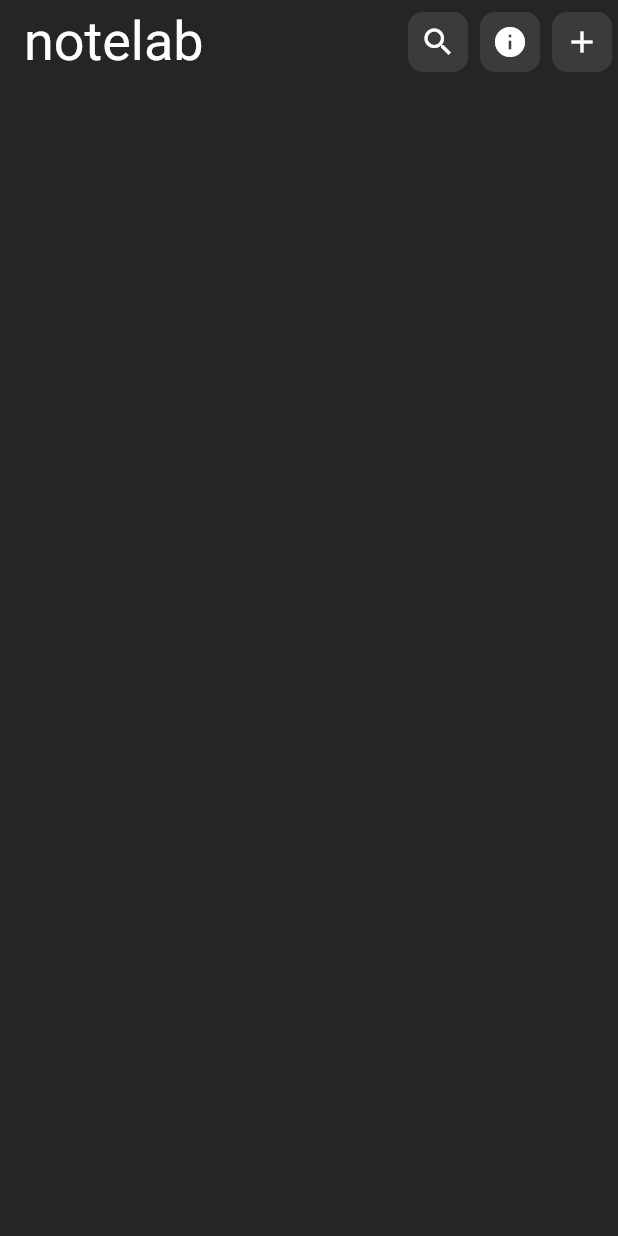
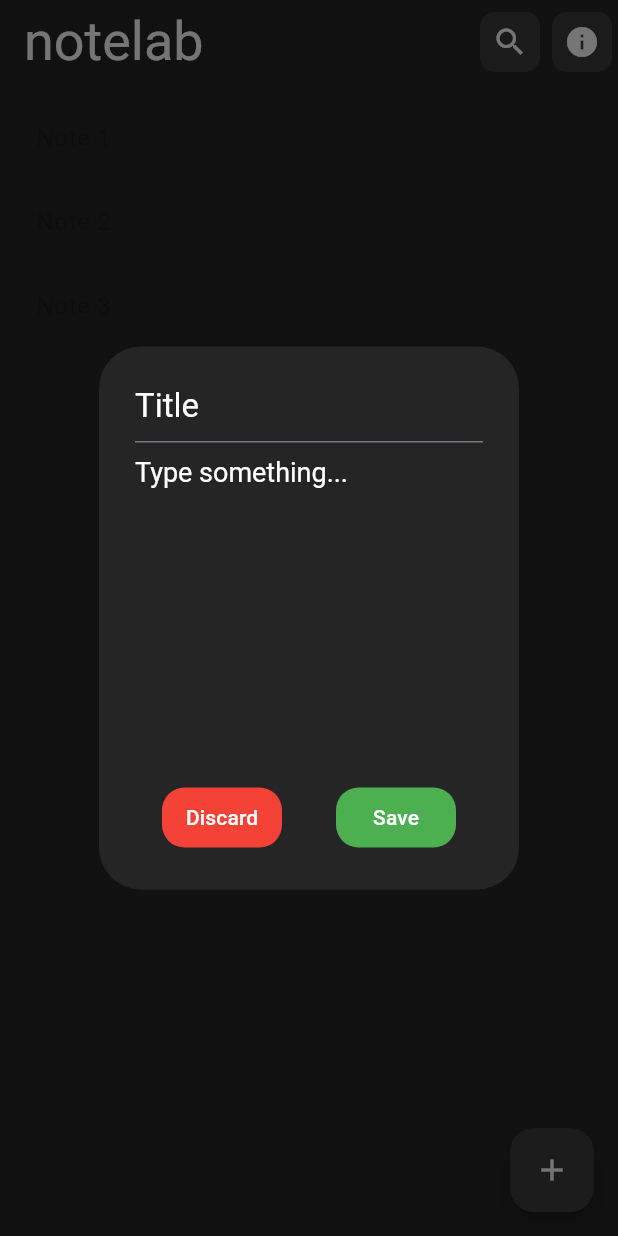
Before and after one commit to huseyinkazanc/note, a Flutter app: the screen it shows after launch, after a tap on the "add" icon, on a phone screen of 412 x 824 dp. Run offline on Flutter 3.47's test engine with Material 3 defaults, Android fonts, the phone set to English and light mode, and no system bars.

Commit message:
added alertdialog and some features

```diff
--- a/lib/features/note_colors.dart
+++ b/lib/features/note_colors.dart
@@ -4,4 +4,7 @@ class NoteColors {
   static Color darkBgColor = const Color.fromARGB(255, 37, 37, 37);
   static Color dark3bColor = const Color.fromARGB(255, 59, 59, 59);
   static Color whiteColor = Colors.white;
+  static Color greyColor = Colors.grey;
+  static Color greenColor = Colors.green;
+  static Color redColor = Colors.red;
 }
--- a/lib/features/note_font.dart
+++ b/lib/features/note_font.dart
@@ -1,3 +1,5 @@
+import 'package:flutter/material.dart';
+
 class NoteFont {
   static double fontSizeSixteen = 16;
   static double fontSizeEighteen = 18;
@@ -5,4 +7,5 @@ class NoteFont {
   static double fontSizeTwentyFour = 24;
   static double fontSizeThirty = 30;
   static double fontSizeThirtySix = 36;
+  static FontWeight fontWeightBold = FontWeight.bold;
 }
--- a/lib/features/note_strings.dart
+++ b/lib/features/note_strings.dart
@@ -1,4 +1,8 @@
 class NoteStrings {
   static const String appTitle = 'notelab';
   static const String appDescription = 'A simple note app';
+  static const String appAlrtDlgTitlHnt = 'Title';
+  static const String appAlrtDlgSbjHnt = 'Type something...';
+  static const String appAlrtBtnSvTxt = 'Save';
+  static const String appAlrtBtnDcTxt = 'Discard';
 }
--- a/lib/screens/note_main_page.dart
+++ b/lib/screens/note_main_page.dart
@@ -3,6 +3,7 @@ import 'package:note/features/note_colors.dart';
 import 'package:note/features/note_font.dart';
 import 'package:note/features/note_strings.dart';
 import 'package:note/widgets/note_widget_iconbutton.dart';
+import 'package:note/widgets/note_widget_popUp.dart';
 
 class NoteMainPage extends StatefulWidget {
   const NoteMainPage({super.key});
@@ -12,17 +13,25 @@ class NoteMainPage extends StatefulWidget {
 }
 
 class _NoteMainPageState extends State<NoteMainPage> {
-  List<Widget> noteList = [];
+  List<String> noteList = ["Note 1", "Note 2", "Note 3"];
 
-  void _onPressed() {
+  /*void _onPressed() {
     setState(() {
       noteList.add(const Padding(
-        padding: EdgeInsets.all(8.0),
-        child: Card(
-          child: Text("This is your note area"),
+        padding: EdgeInsets.all(2.0),
+        child: SizedBox(
+          height: 100,
+          child: NoteWidgetPopUp(),
         ),
       ));
     });
+  }*/
+
+  void _AlertDialogPressed() {
+    showDialog(
+      context: context,
+      builder: (context) => const NoteWidgetPopUp(),
+    );
   }
 
   @override
@@ -40,18 +49,30 @@ class _NoteMainPageState extends State<NoteMainPage> {
         actions: [
           NoteWidgetIconButton(iconButton: Icons.search, onPressed: () {}),
           NoteWidgetIconButton(iconButton: Icons.info, onPressed: () {}),
-          NoteWidgetIconButton(
-              iconButton: Icons.add,
-              onPressed: () {
-                _onPressed();
-              }),
         ],
         backgroundColor: NoteColors.darkBgColor,
       ),
-      body: Center(
-        child: ListView(
-          children: noteList,
-        ) /* NoteWidgetGridView()*/,
+      body: Padding(
+        padding: const EdgeInsets.all(8),
+        child: Center(
+          child: ListView.builder(
+            itemCount: noteList.length,
+            itemBuilder: (context, index) {
+              return ListTile(
+                title: Text(noteList[index]),
+              );
+            },
+          ),
+          /* NoteWidgetGridView()*/
+        ),
+      ),
+      floatingActionButton: FloatingActionButton(
+        backgroundColor: NoteColors.dark3bColor,
+        foregroundColor: NoteColors.whiteColor,
+        child: const Icon(Icons.add),
+        onPressed: () {
+          _AlertDialogPressed();
+        },
       ),
     );
   }
--- a/lib/widgets/note_widget_iconbutton.dart
+++ b/lib/widgets/note_widget_iconbutton.dart
@@ -3,7 +3,7 @@ import 'package:note/features/note_colors.dart';
 
 class NoteWidgetIconButton extends StatelessWidget {
   final IconData iconButton;
-  final VoidCallback onPressed;
+  final VoidCallback? onPressed;
   const NoteWidgetIconButton({super.key, required this.iconButton, required this.onPressed});
 
   @override
--- /dev/null
+++ b/lib/widgets/note_widget_popUp.dart
@@ -0,0 +1,146 @@
+import 'package:flutter/material.dart';
+import 'package:note/features/note_colors.dart';
+import 'package:note/features/note_font.dart';
+import 'package:note/features/note_strings.dart';
+
+class NoteWidgetPopUp extends StatefulWidget {
+  const NoteWidgetPopUp({super.key});
+
+  @override
+  State<NoteWidgetPopUp> createState() => _NoteWidgetPopUpState();
+}
+
+class _NoteWidgetPopUpState extends State<NoteWidgetPopUp> {
+  @override
+  Widget build(BuildContext context) {
+    void alertButton() {
+      setState(() {
+        print('Saved');
+      });
+    }
+
+    return Builder(
+      builder: (context) => AlertDialog(
+        backgroundColor: NoteColors.darkBgColor,
+        content: SizedBox(
+          height: 250,
+          child: Column(
+            children: [
+              _TitleMesage(),
+              const ExplainMessage(),
+            ],
+          ),
+        ), // Put the TextField directly in the content
+        actions: [
+          Row(
+            mainAxisAlignment: MainAxisAlignment.spaceAround,
+            children: [
+              AlertTextButton(
+                onPressed: () {
+                  Navigator.of(context).pop();
+                },
+                AlertBgColor: NoteColors.redColor,
+                AlertTxtColor: NoteColors.whiteColor,
+                AlertText: NoteStrings.appAlrtBtnDcTxt,
+              ),
+              AlertTextButton(
+                onPressed: () {
+                  alertButton();
+                },
+                AlertBgColor: NoteColors.greenColor,
+                AlertTxtColor: NoteColors.whiteColor,
+                AlertText: NoteStrings.appAlrtBtnSvTxt,
+              ),
+            ],
+          ),
+        ],
+      ),
+    );
+  }
+}
+
+class AlertTextButton extends StatelessWidget {
+  const AlertTextButton({
+    super.key,
+    required this.onPressed,
+    required this.AlertBgColor,
+    required this.AlertTxtColor,
+    required this.AlertText,
+  });
+  final String AlertText;
+  final Color AlertBgColor;
+  final Color AlertTxtColor;
+  final VoidCallback onPressed;
+
+  @override
+  Widget build(BuildContext context) {
+    return TextButton(
+      style: ButtonStyle(
+        shape: MaterialStateProperty.all(
+          RoundedRectangleBorder(
+            borderRadius: BorderRadius.circular(15),
+          ),
+        ),
+        fixedSize: MaterialStateProperty.all(
+          const Size(80, 40),
+        ),
+        backgroundColor: MaterialStateProperty.all(AlertBgColor),
+        foregroundColor: MaterialStateProperty.all(AlertTxtColor),
+      ),
+      onPressed: onPressed,
+      child: Text(AlertText),
+    );
+  }
+}
+
+class ExplainMessage extends StatelessWidget {
+  const ExplainMessage({
+    super.key,
+  });
+
+  @override
+  Widget build(BuildContext context) {
+    return TextFormField(
+      maxLines: 7,
+      style: Theme.of(context).textTheme.titleLarge?.copyWith(
+            color: NoteColors.whiteColor,
+            fontSize: NoteFont.fontSizeEighteen,
+          ),
+      decoration: InputDecoration(
+        border: InputBorder.none,
+        hintText: NoteStrings.appAlrtDlgSbjHnt,
+        hintStyle: Theme.of(context).textTheme.titleLarge?.copyWith(
+              color: NoteColors.whiteColor,
+              fontSize: NoteFont.fontSizeEighteen,
+            ),
+      ),
+    );
+  }
+}
+
+class _TitleMesage extends StatelessWidget {
+  _TitleMesage({
+    super.key,
+  });
+  final textExplainController = TextEditingController();
+
+  @override
+  Widget build(BuildContext context) {
+    return TextField(
+      controller: textExplainController,
+      style: Theme.of(context).textTheme.titleLarge?.copyWith(
+            color: NoteColors.whiteColor,
+          ),
+      decoration: InputDecoration(
+        focusedBorder: UnderlineInputBorder(
+            borderSide: BorderSide(
+          color: NoteColors.whiteColor,
+        )),
+        hintText: NoteStrings.appAlrtDlgTitlHnt,
+        hintStyle: Theme.of(context).textTheme.titleLarge?.copyWith(
+              color: NoteColors.whiteColor,
+            ),
+      ),
+    );
+  }
+}
--- a/pubspec.yaml
+++ b/pubspec.yaml
@@ -35,6 +35,7 @@ dependencies:
   # The following adds the Cupertino Icons font to your application.
   # Use with the CupertinoIcons class for iOS style icons.
   cupertino_icons: ^1.0.6
+  shared_preferences: ^2.2.2
 
 dev_dependencies:
   flutter_test:
```
Also changed, not shown: pubspec.lock.
